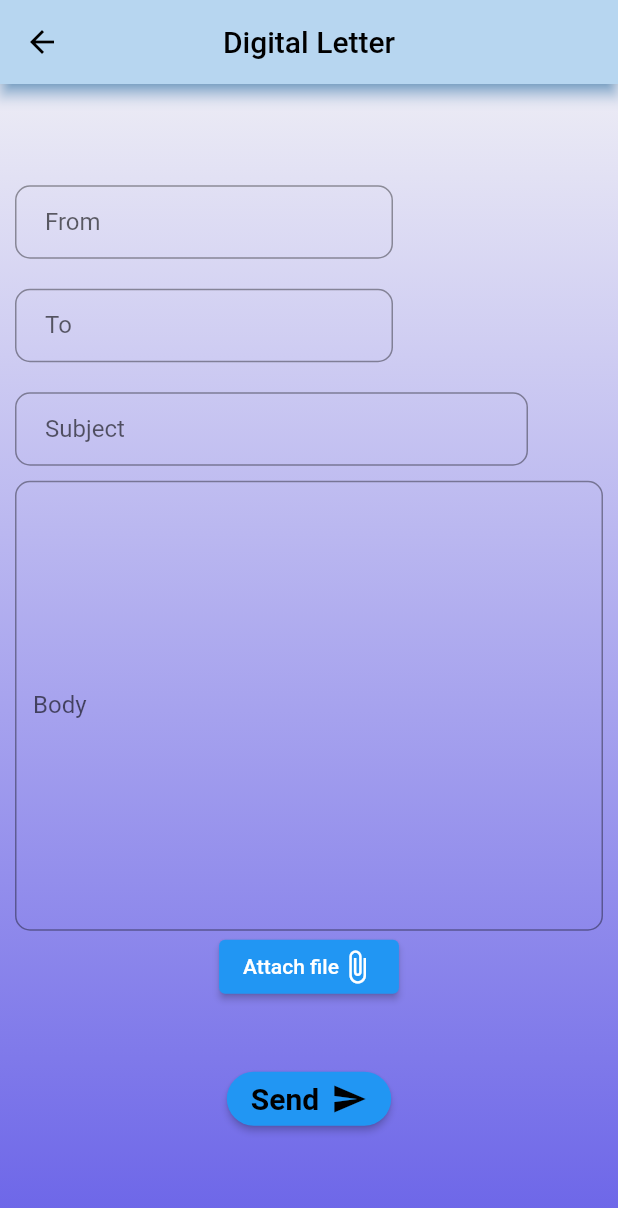
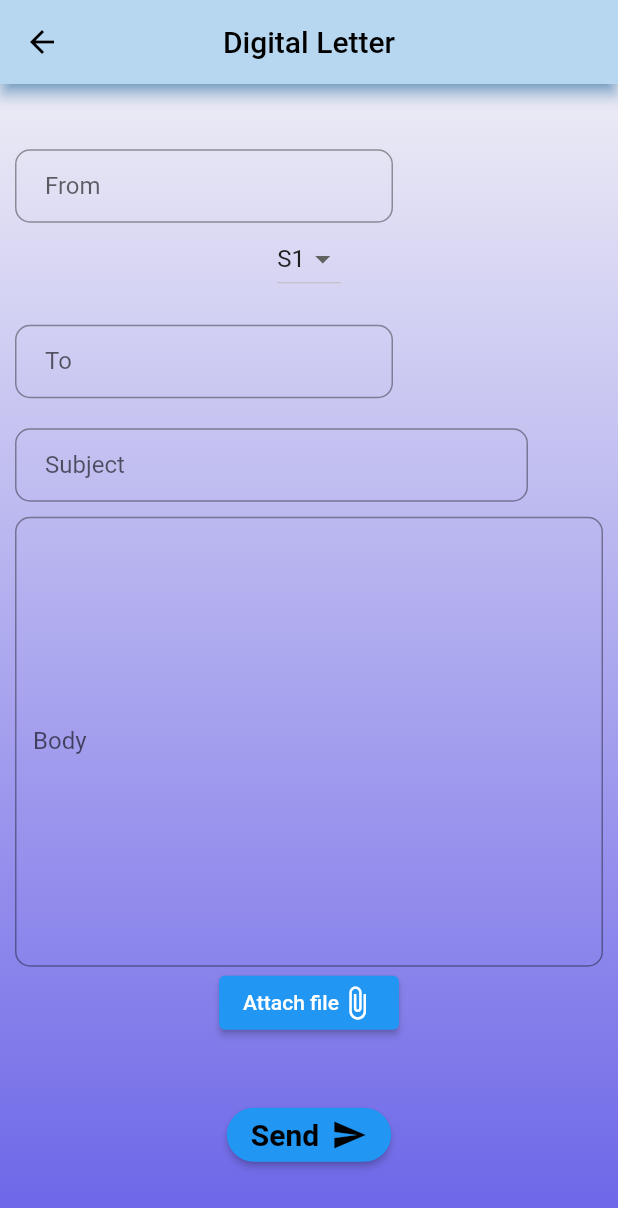
Before and after one commit to Swalih60/Appointment-Management, a Flutter app: the DigitalLetterScreen screen opened by its route, on a phone screen of 412 x 824 dp. Shown: the top 1208 px of the screen. Run offline on Flutter 3.47's test engine with Material 2 defaults, Android fonts, the phone set to English and light mode, and no system bars; our stand-ins replace cloud_firestore, firebase_core; accounts and stored records are empty.

Commit message:
Drop down menu not set

```diff
--- a/lib/screens/faculty/requests.dart
+++ b/lib/screens/faculty/requests.dart
@@ -27,6 +27,7 @@ class RequestScreen extends StatelessWidget {
         backgroundColor: Colors.transparent,
         appBar: AppBar(
           centerTitle: true,
+          iconTheme: const IconThemeData(color: Colors.black),
           backgroundColor: const Color.fromARGB(255, 183, 214, 240),
           shadowColor: Colors.blue,
           title: Text(
@@ -34,7 +35,8 @@ class RequestScreen extends StatelessWidget {
             style: const TextStyle(color: Colors.black),
           ),
         ),
-        body: Column(
+        body: SingleChildScrollView(
+          child: Column(
             crossAxisAlignment: CrossAxisAlignment.start,
             children: [
               Padding(
@@ -79,7 +81,7 @@ class RequestScreen extends StatelessWidget {
                   ),
                 ),
               ),
-            const SizedBox(height: 30.0),
+              const SizedBox(height: 50.0),
               Row(
                 children: [
                   Padding(
@@ -119,7 +121,8 @@ class RequestScreen extends StatelessWidget {
                   ),
                   ElevatedButton(
                       style: ButtonStyle(
-                      shape: MaterialStateProperty.all<RoundedRectangleBorder>(
+                        shape:
+                            MaterialStateProperty.all<RoundedRectangleBorder>(
                           RoundedRectangleBorder(
                             borderRadius: BorderRadius.circular(20.0),
                           ),
@@ -153,6 +156,7 @@ class RequestScreen extends StatelessWidget {
             ],
           ),
         ),
+      ),
     );
   }
 }
--- a/lib/screens/student/digital_screen.dart
+++ b/lib/screens/student/digital_screen.dart
@@ -2,17 +2,27 @@ import 'package:ams/components/components.dart';
 import 'package:ams/models/model.dart';
 import 'package:flutter/material.dart';
 
-class DigitalLetterScreen extends StatelessWidget {
-  DigitalLetterScreen({super.key});
+class DigitalLetterScreen extends StatefulWidget {
+  const DigitalLetterScreen({super.key});
 
+  @override
+  State<DigitalLetterScreen> createState() => _DigitalLetterScreenState();
+}
+
+class _DigitalLetterScreenState extends State<DigitalLetterScreen> {
   final FireStoreServices fs = FireStoreServices();
+
   final TextEditingController from = TextEditingController();
+
   final TextEditingController to = TextEditingController();
+
   final TextEditingController subject = TextEditingController();
+
   final TextEditingController body = TextEditingController();
 
   @override
   Widget build(BuildContext context) {
+    String selectedItem = '1';
     return Container(
       decoration: const BoxDecoration(
         gradient: LinearGradient(
@@ -46,6 +56,49 @@ class DigitalLetterScreen extends StatelessWidget {
                       text: 'From',
                       controller: from,
                     )),
+                DropdownButton<String>(
+                  icon: const Icon(Icons.arrow_drop_down),
+                  value: selectedItem,
+                  items: const [
+                    DropdownMenuItem(
+                      value: '1',
+                      child: Text("S1"),
+                    ),
+                    DropdownMenuItem(
+                      value: '2',
+                      child: Text("S2"),
+                    ),
+                    DropdownMenuItem(
+                      value: '3',
+                      child: Text("S3"),
+                    ),
+                    DropdownMenuItem(
+                      value: '4',
+                      child: Text("S4"),
+                    ),
+                    DropdownMenuItem(
+                      value: '5',
+                      child: Text("S5"),
+                    ),
+                    DropdownMenuItem(
+                      value: '6',
+                      child: Text("S6"),
+                    ),
+                    DropdownMenuItem(
+                      value: '7',
+                      child: Text("S7"),
+                    ),
+                    DropdownMenuItem(
+                      value: '8',
+                      child: Text("S8"),
+                    ),
+                  ],
+                  onChanged: (newValue) {
+                    setState(() {
+                      selectedItem = newValue!;
+                    });
+                  },
+                ),
                 Padding(
                     padding:
                         const EdgeInsets.only(right: 150, left: 10, top: 20),
```
Lines whose indentation alone changed are shown as unchanged.
